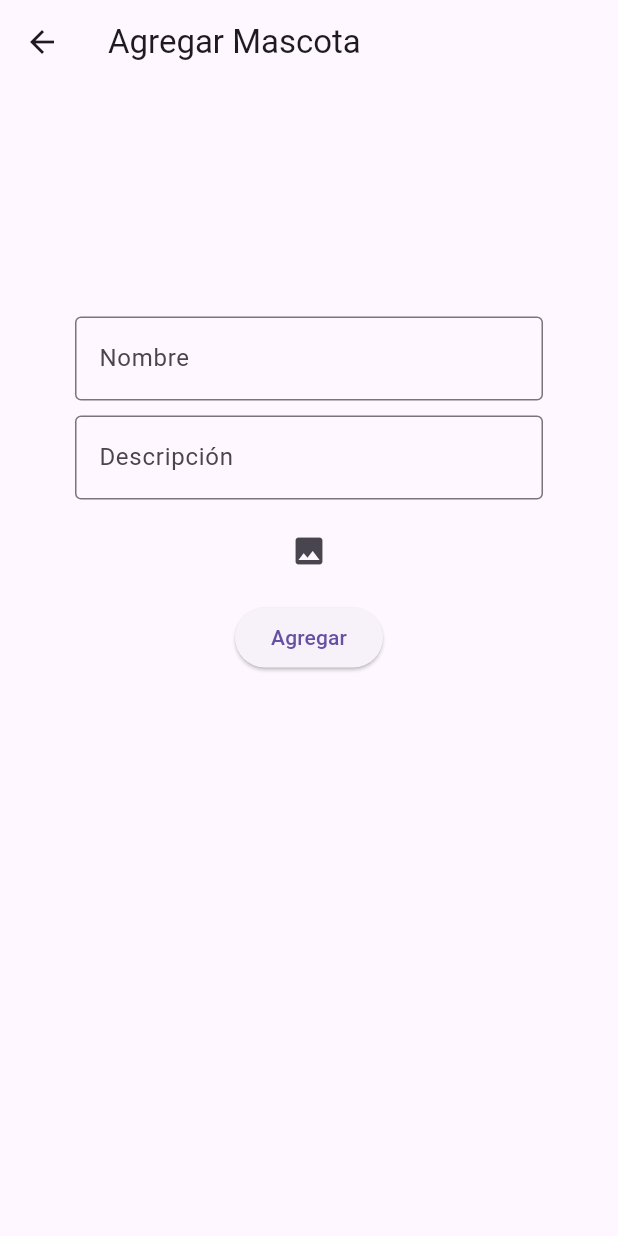
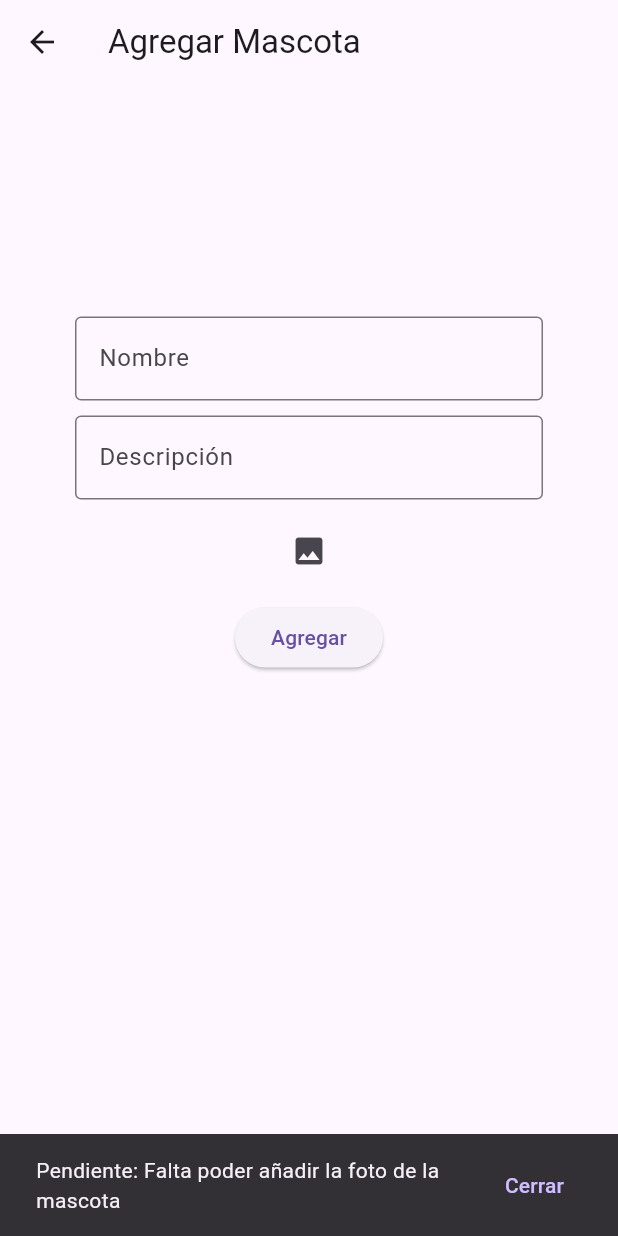
Before and after one commit to O-Luna/ProyectoMoviles1, a Flutter app: the Agregar screen opened directly, after a tap on the "photo" icon, on a phone screen of 412 x 824 dp. Run offline on Flutter 3.47's test engine with Material 3 defaults, Android fonts, the phone set to English and light mode, and no system bars; missing offline and left inert: flutter_osm_plugin.

```diff
--- a/proyecto/lib/main.dart
+++ b/proyecto/lib/main.dart
@@ -1,7 +1,6 @@
 import 'package:flutter/material.dart';
 import 'package:proyecto/pantallas/inicio_sesion.dart';
 void main() {
-  WidgetsFlutterBinding.ensureInitialized();
   runApp(const MyApp());
 }
 
--- a/proyecto/lib/pantallas/agregar.dart
+++ b/proyecto/lib/pantallas/agregar.dart
@@ -40,10 +40,36 @@ class _AgregarState extends State<Agregar> {
               )
             ),
 
-            IconButton(onPressed: (){}, icon: Icon(Icons.photo)),
+            IconButton(
+              onPressed: (){
+                ScaffoldMessenger.of(context).showSnackBar(
+                  SnackBar(
+                    duration: Duration(seconds: 5),
+                    content: Text('Pendiente: Falta poder añadir la foto de la mascota'),
+                    action: SnackBarAction(
+                      label: 'Cerrar',
+                      onPressed: () {
+                      }
+                    )
+                  )
+                );
+            },
+            icon: Icon(Icons.photo)),
 
             ElevatedButton(
-              onPressed: (){},
+              onPressed: (){
+                ScaffoldMessenger.of(context).showSnackBar(
+                  SnackBar(
+                    duration: Duration(seconds: 5),
+                    content: Text('Pendiente: Falta agregar la mascota a la lista'),
+                    action: SnackBarAction(
+                      label: 'Cerrar',
+                      onPressed: () {
+                      }
+                    )
+                  )
+                );
+              },
               child: Text("Agregar"),
             ),
 
```
Also changed, not shown: proyecto/lib/pantallas/configuracion.dart (+59 -4 lines), proyecto/lib/pantallas/detalles.dart (+25 -7 lines), proyecto/lib/pantallas/perdidos.dart (+16 -2 lines), 1 other file.
